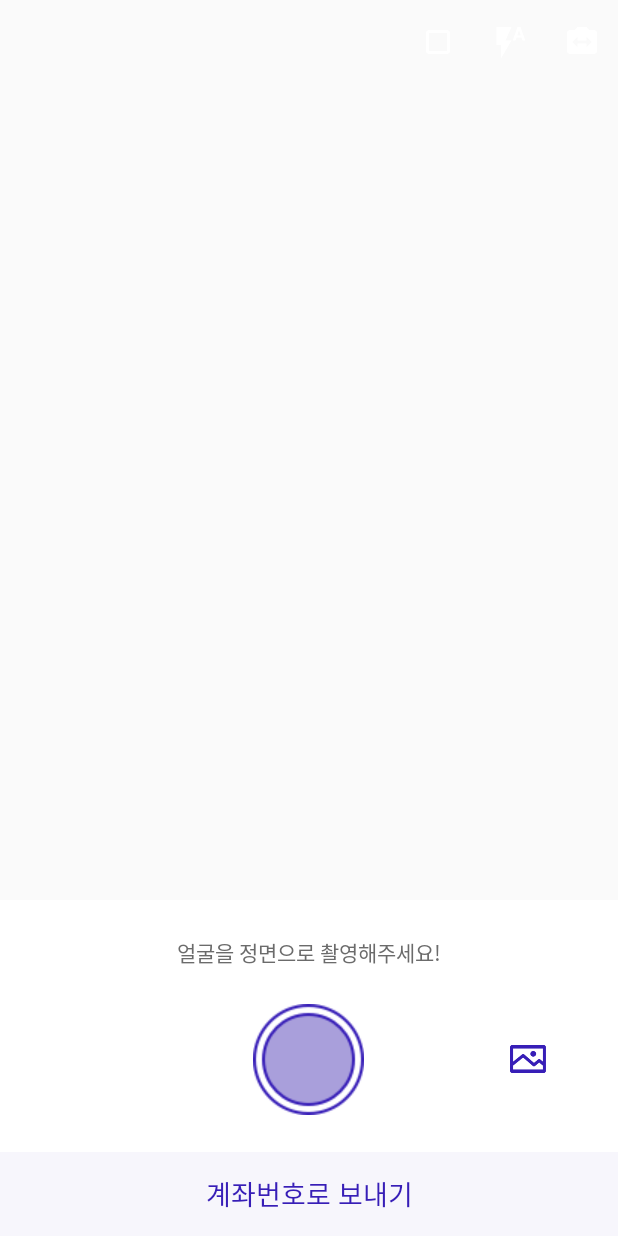
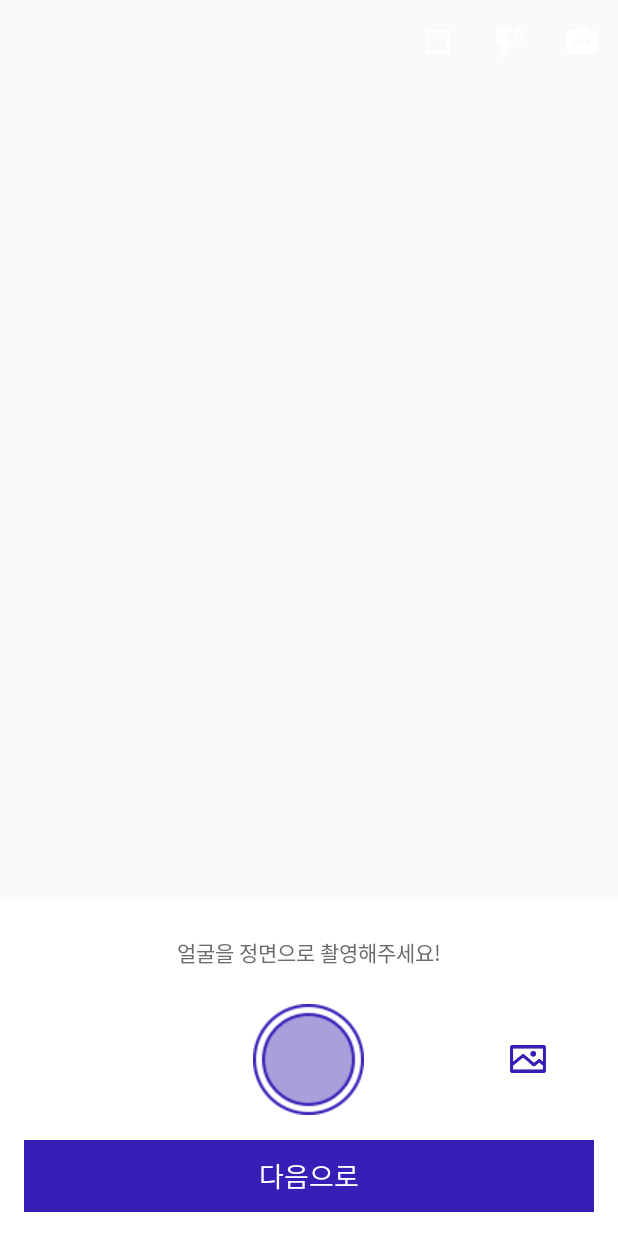
Before and after one commit to hehpollon/Fay2, an Android app: the screen it shows after launch (CameraActivity), on a phone screen of 412 x 824 dp. Run offline under Robolectric (Android 15) with nearby library versions, the phone set to English and light mode, and no system bars; 15 statements that could not run were skipped.

Commit message:
Change button text

```diff
--- a/demo/src/main/res/layout/include_control_register.xml
+++ b/demo/src/main/res/layout/include_control_register.xml
@@ -67,12 +67,16 @@
         android:layout_gravity="bottom"
         android:background="#f7f6fc"
         android:layout_width="match_parent"
-        android:layout_height="56dp">
+        android:layout_height="48dp"
+        android:layout_marginBottom="@dimen/activity_vertical_margin"
+        android:layout_marginLeft="@dimen/activity_horizontal_margin"
+        android:layout_marginRight="@dimen/activity_horizontal_margin">
 
         <TextView
-            android:text="계좌번호로 보내기"
+            android:text="다음으로"
             android:textSize="18sp"
-            android:textColor="#371eb7"
+            android:textColor="#ffffff"
+            android:background="#371eb7"
             android:gravity="center"
             android:layout_width="match_parent"
             android:layout_height="match_parent" />
```
Also changed, not shown: demo/src/main/res/layout/include_control_send.xml (+2 -6 lines).
